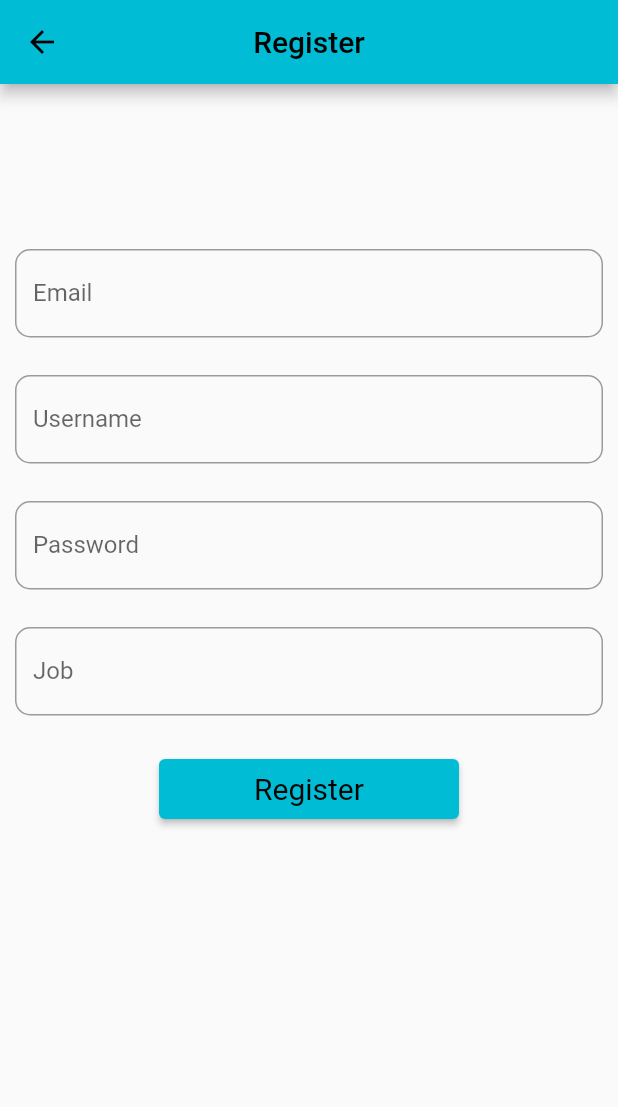
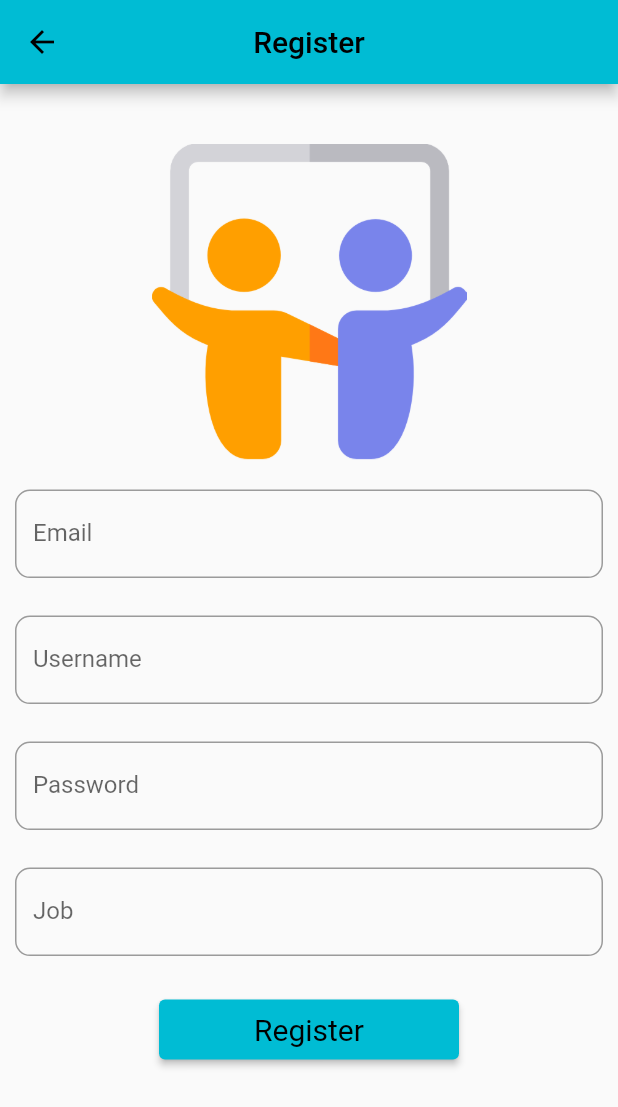
Before and after one commit to Darwaza2021/short_social_wecodeFinal, a Flutter app: the RegisterScreenView screen opened by its route, on a phone screen of 412 x 824 dp. Shown: the top 1107 px of the screen. Run offline on Flutter 3.47's test engine with Material 2 defaults, Android fonts, the phone set to English and light mode, and no system bars; our stand-ins replace cloud_firestore, firebase_auth, firebase_core, flutter_local_notifications, lottie; accounts and stored records are empty; network calls fail.

Commit message:
done posting

```diff
--- a/lib/scr/general_user/postCardWidges.dart
+++ b/lib/scr/general_user/postCardWidges.dart
@@ -43,7 +43,7 @@ class PostCardWidges extends StatelessWidget {
                       child: Column(
                         children: [
                           Text('likes'),
-                          Text(post.like.toString()),
+                          Text('2'),
                         ],
                       ),
                     ),
@@ -59,7 +59,3 @@ class PostCardWidges extends StatelessWidget {
 
   FaIcon(heart) {}
 }
-
-class FontAwesomeIcons {
-  static var heart;
-}
--- a/lib/scr/register_screen.dart
+++ b/lib/scr/register_screen.dart
@@ -45,12 +45,15 @@ class _RegisterScreenViewState extends State<RegisterScreenView> {
 
       body: SingleChildScrollView(
         child: Container(
-          padding: EdgeInsets.all(10),
+              padding: EdgeInsets.fromLTRB(10,40,10,10),
               child: Form(
                 child: Column(
                   children: [
+                     Image.asset(
+              'asset/logo.png',
+              width: 210,),
                     SizedBox(
-                  height: 100,
+                      height: 20,
                     ),
                     TextFormField(
                       controller: _emailContoller,
@@ -109,7 +112,9 @@ class _RegisterScreenViewState extends State<RegisterScreenView> {
                 ),
               ),
             ),
+
         ),
+
     );
   }
 
--- a/pubspec.yaml
+++ b/pubspec.yaml
@@ -60,8 +60,8 @@ dev_dependencies:
 flutter:
   uses-material-design: true
 
-  # assets:
-  #   - assets/d.json
+  assets:
+    - asset/logo.png
 
 
 
```
Also changed, not shown: lib/scr/general_user/view_post.dart (+8 -4 lines), lib/scr/login_screen.dart (+11 -11 lines), asset/a.json (renamed from assets/a.json), asset/d.json (renamed from assets/d.json), asset/logo.png (added). Lines whose indentation alone changed are shown as unchanged.
